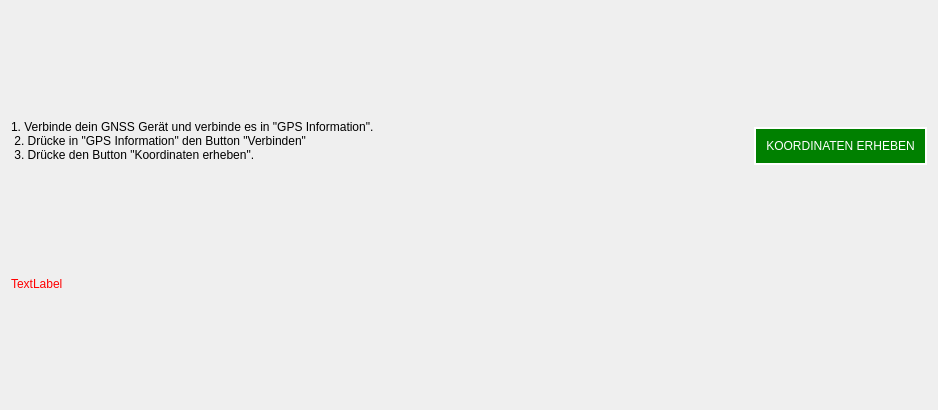
b-lack/qgis-fim-plugin, file lfb_regeneration_wildlife_impact/gui/plugins/find_position/setup_device.ui: the form before one commit.
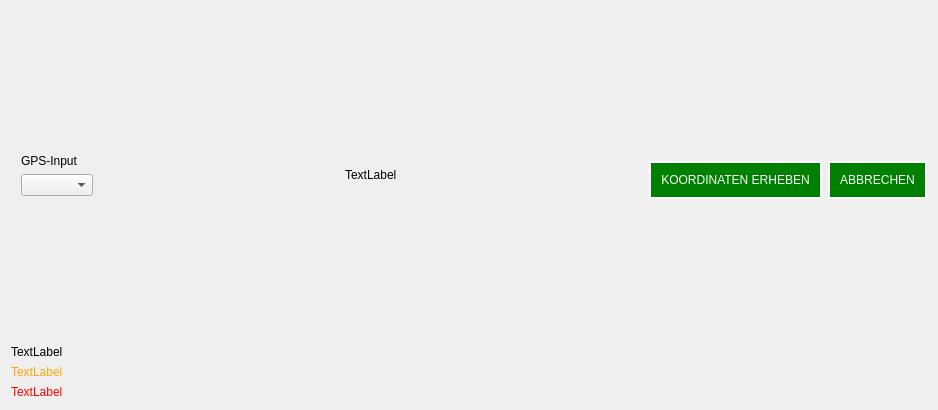
The form after the commit.

The edit to the form file:
```diff
--- a/lfb_regeneration_wildlife_impact/gui/plugins/find_position/setup_device.ui
+++ b/lfb_regeneration_wildlife_impact/gui/plugins/find_position/setup_device.ui
@@ -17,23 +17,87 @@
    <item>
     <layout class="QHBoxLayout" name="horizontalLayout">
      <item>
-      <widget class="QLabel" name="geSetupLabel">
-       <property name="sizePolicy">
-        <sizepolicy hsizetype="Preferred" vsizetype="Preferred">
-         <horstretch>1</horstretch>
-         <verstretch>0</verstretch>
-        </sizepolicy>
+      <layout class="QVBoxLayout" name="verticalLayout">
+       <property name="leftMargin">
+        <number>10</number>
        </property>
+       <item>
+        <spacer name="verticalSpacer">
+         <property name="orientation">
+          <enum>Qt::Vertical</enum>
+         </property>
+         <property name="sizeHint" stdset="0">
+          <size>
+           <width>20</width>
+           <height>40</height>
+          </size>
+         </property>
+        </spacer>
+       </item>
+       <item>
+        <widget class="QLabel" name="label">
+         <property name="sizePolicy">
+          <sizepolicy hsizetype="Preferred" vsizetype="Fixed">
+           <horstretch>0</horstretch>
+           <verstretch>0</verstretch>
+          </sizepolicy>
+         </property>
+         <property name="text">
+          <string>GPS-Input</string>
+         </property>
+        </widget>
+       </item>
+       <item>
+        <widget class="QComboBox" name="lfbSerialPortList"/>
+       </item>
+       <item>
+        <spacer name="verticalSpacer_2">
+         <property name="orientation">
+          <enum>Qt::Vertical</enum>
+         </property>
+         <property name="sizeHint" stdset="0">
+          <size>
+           <width>20</width>
+           <height>40</height>
+          </size>
+         </property>
+        </spacer>
+       </item>
+      </layout>
+     </item>
+     <item>
+      <spacer name="horizontalSpacer_2">
+       <property name="orientation">
+        <enum>Qt::Horizontal</enum>
+       </property>
+       <property name="sizeHint" stdset="0">
+        <size>
+         <width>40</width>
+         <height>20</height>
+        </size>
+       </property>
+      </spacer>
+     </item>
+     <item>
+      <widget class="QLabel" name="lfbMeasurmentCount">
        <property name="text">
-        <string>1. Verbinde dein GNSS Gerät und verbinde es in &quot;GPS Information&quot;.
- 2. Drücke in &quot;GPS Information&quot; den Button &quot;Verbinden&quot;
- 3. Drücke den Button &quot;Koordinaten erheben&quot;.</string>
-       </property>
-       <property name="wordWrap">
-        <bool>true</bool>
+        <string>TextLabel</string>
        </property>
       </widget>
      </item>
+     <item>
+      <spacer name="horizontalSpacer">
+       <property name="orientation">
+        <enum>Qt::Horizontal</enum>
+       </property>
+       <property name="sizeHint" stdset="0">
+        <size>
+         <width>40</width>
+         <height>20</height>
+        </size>
+       </property>
+      </spacer>
+     </item>
      <item>
       <widget class="QPushButton" name="lfbGetCoordinatesGtn">
        <property name="cursor">
@@ -62,8 +126,62 @@
        </property>
       </widget>
      </item>
+     <item>
+      <widget class="QPushButton" name="lfbCancelCoordinatesBtn">
+       <property name="styleSheet">
+        <string notr="true">QPushButton{
+	border-radius: 20px;
+	border: 2px solid #333;
+	color: #555;
+	margin: 10px 0px 0px;
+	padding: 10px;
+}
+QPushButton:hover{
+	background-color: yellow;
+}
+QPushButton:enabled{
+	border-radius: 20px;
+	border: 2px solid #fff;
+	background-color: green;
+	color: #fff;
+}</string>
+       </property>
+       <property name="text">
+        <string>ABBRECHEN</string>
+       </property>
+      </widget>
+     </item>
     </layout>
    </item>
+   <item>
+    <widget class="QLabel" name="lfbGPSCount">
+     <property name="sizePolicy">
+      <sizepolicy hsizetype="Preferred" vsizetype="Fixed">
+       <horstretch>0</horstretch>
+       <verstretch>0</verstretch>
+      </sizepolicy>
+     </property>
+     <property name="text">
+      <string>TextLabel</string>
+     </property>
+    </widget>
+   </item>
+   <item>
+    <widget class="QLabel" name="lfbGPSState">
+     <property name="sizePolicy">
+      <sizepolicy hsizetype="Preferred" vsizetype="Fixed">
+       <horstretch>0</horstretch>
+       <verstretch>0</verstretch>
+      </sizepolicy>
+     </property>
+     <property name="styleSheet">
+      <string notr="true">color:orange;</string>
+     </property>
+     <property name="text">
+      <string>TextLabel</string>
+     </property>
+    </widget>
+   </item>
    <item>
     <widget class="QLabel" name="lfbGPSError">
      <property name="sizePolicy">
```
